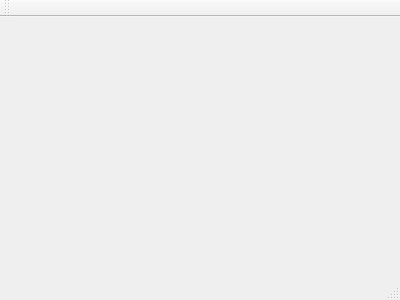
st0ne77/balsampear, file Player/VideoPlayer/mainwindow.ui: the form before one commit.
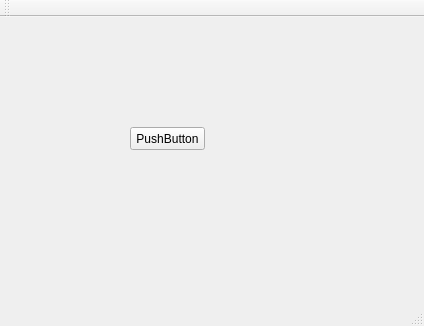
The form after the commit.

```diff
--- a/Player/VideoPlayer/mainwindow.ui
+++ b/Player/VideoPlayer/mainwindow.ui
@@ -1,24 +1,53 @@
 <ui version="4.0">
  <class>MainWindow</class>
- <widget class="QMainWindow" name="MainWindow" >
-  <property name="geometry" >
+ <widget class="QMainWindow" name="MainWindow">
+  <property name="geometry">
    <rect>
     <x>0</x>
     <y>0</y>
-    <width>400</width>
-    <height>300</height>
+    <width>424</width>
+    <height>326</height>
    </rect>
   </property>
   <property name="windowTitle" >
    <string>MainWindow</string>
   </property>
-  <widget class="QMenuBar" name="menuBar" />
-  <widget class="QToolBar" name="mainToolBar" />
-  <widget class="QWidget" name="centralWidget" />
-  <widget class="QStatusBar" name="statusBar" />
+  <widget class="QWidget" name="centralWidget">
+   <widget class="QPushButton" name="pushButton">
+    <property name="geometry">
+     <rect>
+      <x>130</x>
+      <y>110</y>
+      <width>75</width>
+      <height>23</height>
+     </rect>
+    </property>
+    <property name="text">
+     <string>PushButton</string>
+    </property>
+   </widget>
+  </widget>
+  <widget class="QMenuBar" name="menuBar">
+   <property name="geometry">
+    <rect>
+     <x>0</x>
+     <y>0</y>
+     <width>424</width>
+     <height>23</height>
+    </rect>
+   </property>
+  </widget>
+  <widget class="QToolBar" name="mainToolBar">
+   <attribute name="toolBarArea">
+    <enum>TopToolBarArea</enum>
+   </attribute>
+   <attribute name="toolBarBreak">
+    <bool>false</bool>
+   </attribute>
+  </widget>
+  <widget class="QStatusBar" name="statusBar"/>
  </widget>
- <layoutDefault spacing="6" margin="11" />
- <pixmapfunction></pixmapfunction>
+ <layoutdefault spacing="6" margin="11"/>
  <resources/>
  <connections/>
 </ui>
```
Left out of the diff: 3 changed lines with no effect on the pictures.
